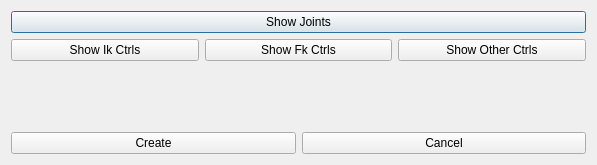
This is forms/DlgQuickLoad.ui in ThomasEscalle/WombatAutoRig as Qt 5 draws it before an edit. The edited form follows.
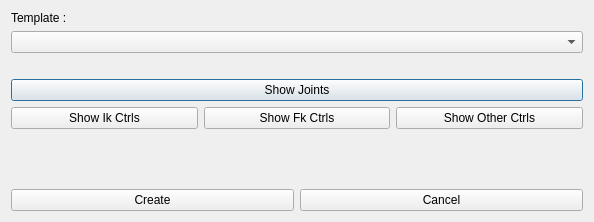
This is the edited form.

```diff
--- a/forms/DlgQuickLoad.ui
+++ b/forms/DlgQuickLoad.ui
@@ -6,14 +6,31 @@
    <rect>
     <x>0</x>
     <y>0</y>
-    <width>597</width>
-    <height>165</height>
+    <width>594</width>
+    <height>222</height>
    </rect>
   </property>
   <property name="windowTitle">
    <string>Dialog</string>
   </property>
   <layout class="QVBoxLayout" name="verticalLayout">
+   <item>
+    <widget class="QLabel" name="label_2">
+     <property name="text">
+      <string>Template :</string>
+     </property>
+    </widget>
+   </item>
+   <item>
+    <widget class="QComboBox" name="cb_Template"/>
+   </item>
+   <item>
+    <widget class="QLabel" name="label">
+     <property name="text">
+      <string/>
+     </property>
+    </widget>
+   </item>
    <item>
     <widget class="QPushButton" name="btnShowJnts">
      <property name="text">
```
